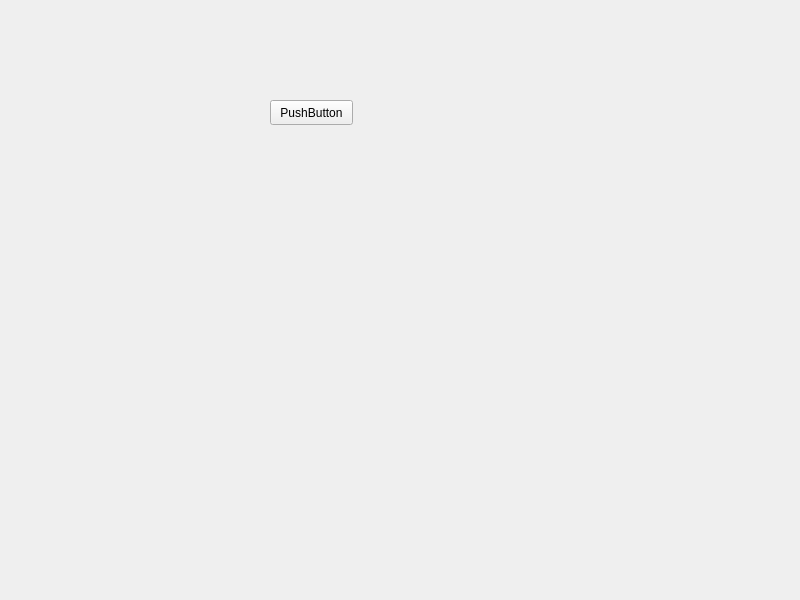
The window that code/src/main/python/view/startview/start_view.ui (felixdittrich92/mission-uncuttable) describes before a commit, drawn with Qt 5.
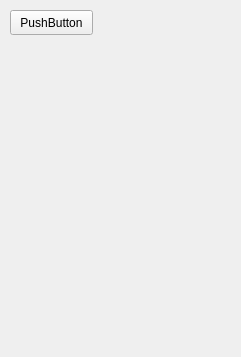
The same window after the commit.

The edit to the form file:
```diff
--- a/code/src/main/python/view/startview/start_view.ui
+++ b/code/src/main/python/view/startview/start_view.ui
@@ -6,8 +6,8 @@
    <rect>
     <x>0</x>
     <y>0</y>
-    <width>800</width>
-    <height>600</height>
+    <width>241</width>
+    <height>357</height>
    </rect>
   </property>
   <property name="windowTitle">
@@ -17,8 +17,8 @@
    <widget class="QPushButton" name="pushButton">
     <property name="geometry">
      <rect>
-      <x>270</x>
-      <y>100</y>
+      <x>10</x>
+      <y>10</y>
       <width>83</width>
       <height>25</height>
      </rect>
```
Left out of the diff: 2 changed lines with no effect on the pictures.
